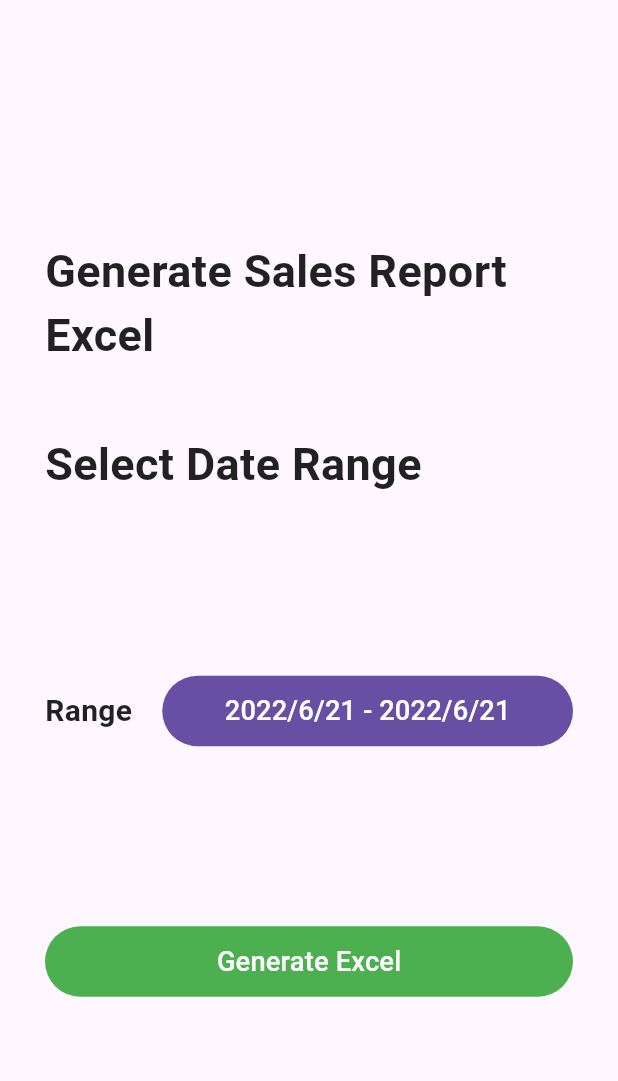
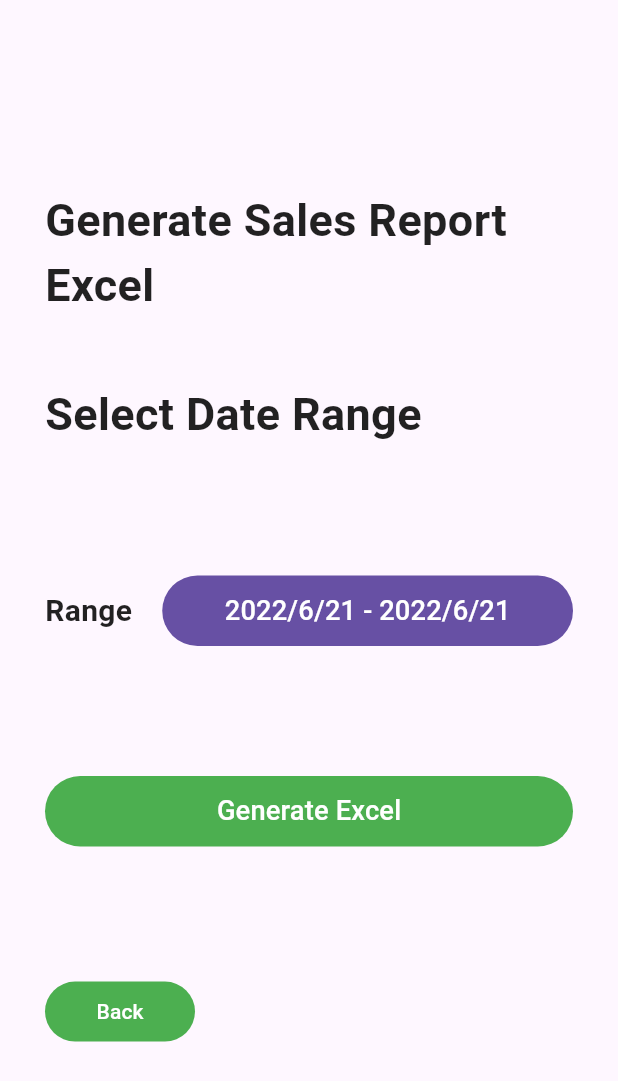
Before and after one commit to GierEvaristo/shoebusiness-manager, a Flutter app: the GenerateExcel screen opened directly with empty values, on a phone screen of 412 x 824 dp. Shown: the top 1081 px of the screen. Run offline on Flutter 3.47's test engine with Material 2 defaults, Android fonts, the phone set to English and light mode, and no system bars; our stand-ins replace cloud_firestore, firebase_auth, firebase_core, firebase_storage, flutter_spinkit, fluttertoast and 3 more; missing offline and left inert: syncfusion_flutter_xlsio; accounts and stored records are empty.

Commit message:
Fixes as per suggestions

```diff
--- a/lib/screens/manage_orders/manage_orders.dart
+++ b/lib/screens/manage_orders/manage_orders.dart
@@ -119,8 +119,7 @@ class _ManageOrdersState extends State<ManageOrders> {
                               Text('Name: ${customer.name}', style: TextStyle(fontWeight: FontWeight.bold)),
                               Text('Address: ${customer.address}'),
                               Text('Contact Number: ${customer.number}'),
-                              Text('Date: ${DateFormat.yMMMd().add_jm().format(customer.date.toDate())}'),
-                              Text('Completed: ${customer.status.toString()}'),
+                              Text('Added on: ${DateFormat.yMMMd().add_jm().format(customer.date.toDate())}'),
                               Row(
                                 mainAxisAlignment: MainAxisAlignment.spaceEvenly,
                                 children: [
--- a/lib/screens/track_sales/generate_excel.dart
+++ b/lib/screens/track_sales/generate_excel.dart
@@ -229,6 +229,31 @@ class _GenerateExcelState extends State<GenerateExcel> {
                   ),
                 ],
               ),
+              Row(
+                mainAxisAlignment: MainAxisAlignment.start,
+                children: [
+                  ElevatedButton(
+                    onPressed: () {
+                      Navigator.pop(context);
+                    },
+                    child: Text(
+                      'Back',
+                    ),
+                    style: ElevatedButton.styleFrom(
+                        primary: Colors.green,
+                        onPrimary: Colors.white,
+                        minimumSize: Size(100, 40)
+                    ).copyWith(elevation: ButtonStyleButton.allOrNull(0.0)),
+                  ),
+                  // ElevatedButton(
+                  //   onPressed: () {
+                  //   },
+                  //   child: Text(
+                  //     'Edit',
+                  //   ),
+                  // ),
+                ],
+              ),
             ],
           )
         ),
```
